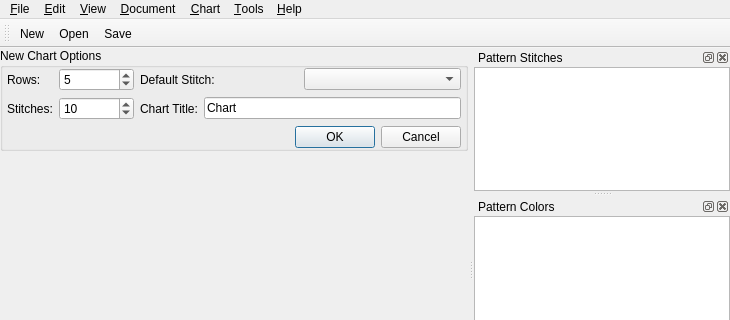
The window that src/mainwindow.ui (iPenguin/CrochetCharts) describes before a commit, drawn with Qt 5; both pictures show x 0 to 730 and y 0 to 320 of the 730 by 511 pixel window.
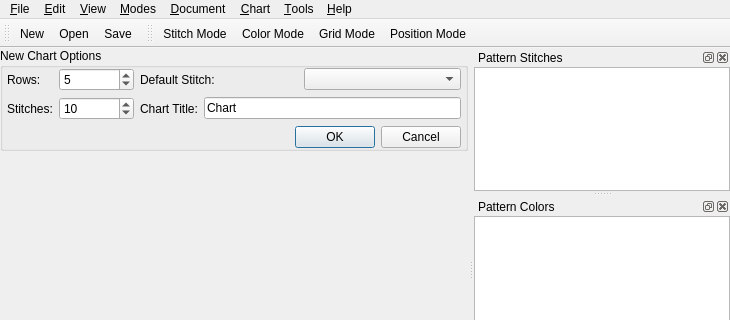
The same window after the commit. Icons and pictures are not drawn.

Commit message: Added Mode menu & connected it to tab. dis/enable per tab.

What changed in the file:
```diff
--- a/src/mainwindow.ui
+++ b/src/mainwindow.ui
@@ -262,9 +262,19 @@
     <addaction name="separator"/>
     <addaction name="actionAbout"/>
    </widget>
+   <widget class="QMenu" name="menuModes">
+    <property name="title">
+     <string>&amp;Modes</string>
+    </property>
+    <addaction name="actionStitchMode"/>
+    <addaction name="actionColorMode"/>
+    <addaction name="actionGridMode"/>
+    <addaction name="actionPositionMode"/>
+   </widget>
    <addaction name="menuFile"/>
    <addaction name="menuEdit"/>
    <addaction name="menuView"/>
+   <addaction name="menuModes"/>
    <addaction name="menuDocument"/>
    <addaction name="menuChart"/>
    <addaction name="menuTools"/>
@@ -447,6 +457,21 @@
     </layout>
    </widget>
   </widget>
+  <widget class="QToolBar" name="modeToolBar">
+   <property name="windowTitle">
+    <string>toolBar</string>
+   </property>
+   <attribute name="toolBarArea">
+    <enum>TopToolBarArea</enum>
+   </attribute>
+   <attribute name="toolBarBreak">
+    <bool>false</bool>
+   </attribute>
+   <addaction name="actionStitchMode"/>
+   <addaction name="actionColorMode"/>
+   <addaction name="actionGridMode"/>
+   <addaction name="actionPositionMode"/>
+  </widget>
   <action name="actionNew">
    <property name="text">
     <string>&amp;New</string>
@@ -674,6 +699,50 @@
     <string>Remove Tab</string>
    </property>
   </action>
+  <action name="actionStitchMode">
+   <property name="checkable">
+    <bool>true</bool>
+   </property>
+   <property name="text">
+    <string>Stitch Mode</string>
+   </property>
+   <property name="toolTip">
+    <string>Edit the stitches used on the chart</string>
+   </property>
+  </action>
+  <action name="actionColorMode">
+   <property name="checkable">
+    <bool>true</bool>
+   </property>
+   <property name="text">
+    <string>Color Mode</string>
+   </property>
+   <property name="toolTip">
+    <string>Edit the colors used on the chart</string>
+   </property>
+  </action>
+  <action name="actionGridMode">
+   <property name="checkable">
+    <bool>true</bool>
+   </property>
+   <property name="text">
+    <string>Grid Mode</string>
+   </property>
+   <property name="toolTip">
+    <string>Edit lines and points used on the chart</string>
+   </property>
+  </action>
+  <action name="actionPositionMode">
+   <property name="checkable">
+    <bool>true</bool>
+   </property>
+   <property name="text">
+    <string>Position Mode</string>
+   </property>
+   <property name="toolTip">
+    <string>Edit the positioning of the stitches on the chart</string>
+   </property>
+  </action>
  </widget>
  <layoutdefault spacing="6" margin="11"/>
  <tabstops>
```
The commit also changes 4 other files.
